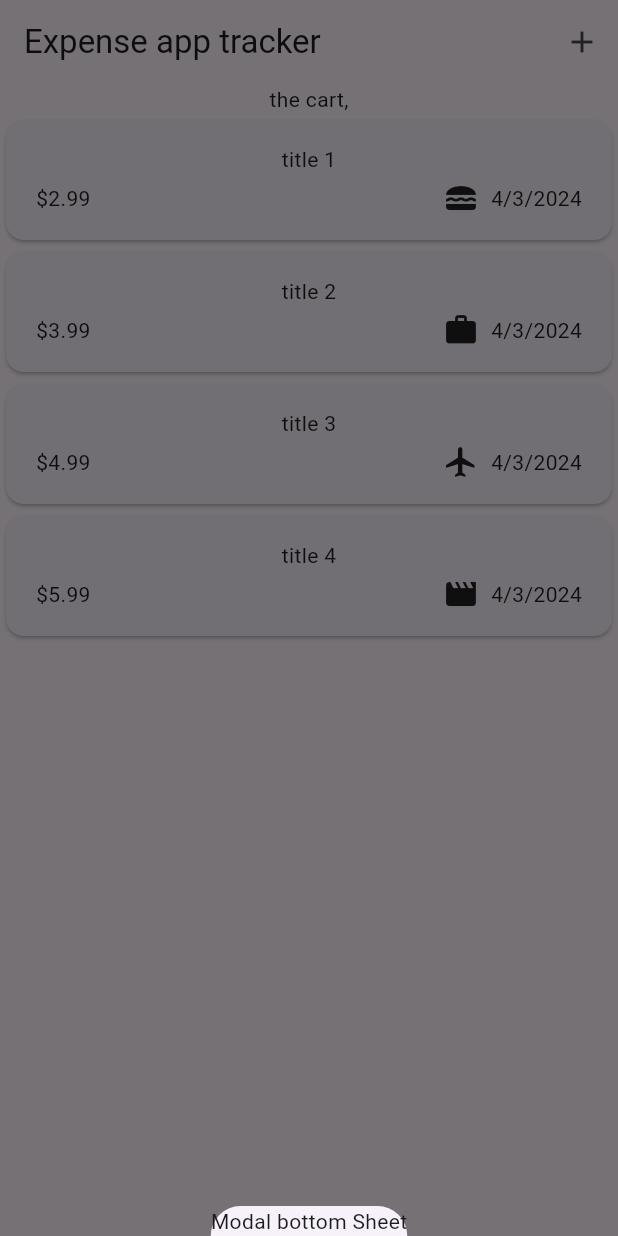
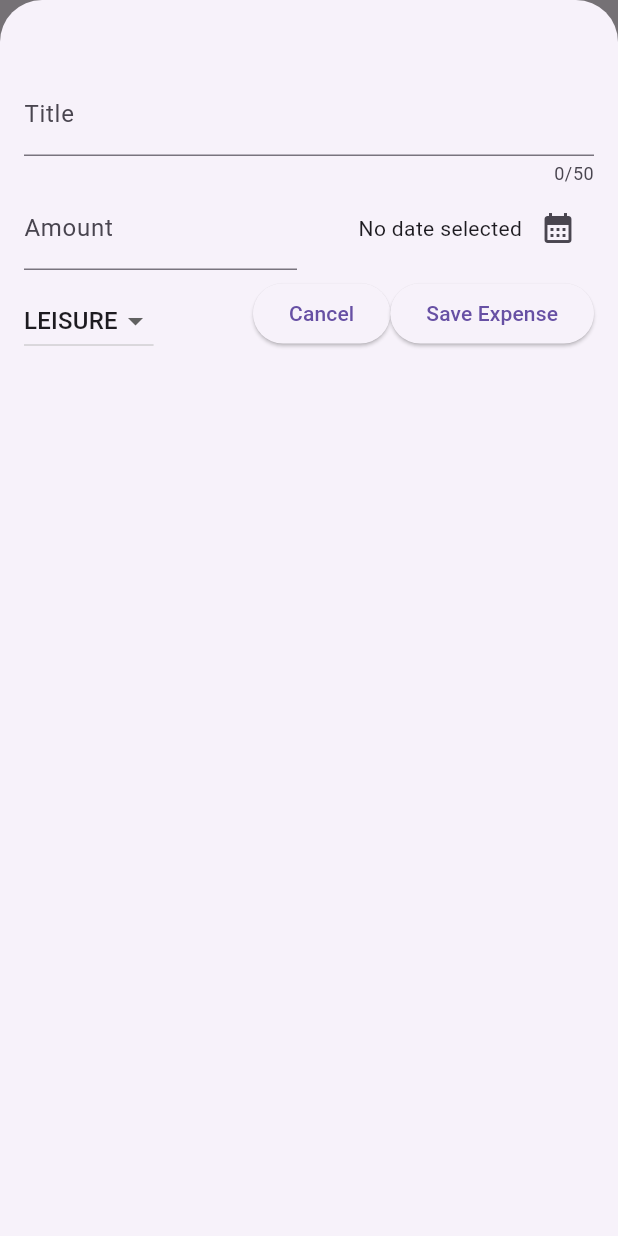
Before and after one commit to Dawid-Dlugosz/expense_app, a Flutter app: the screen it shows after launch, after a tap on the "add" icon, on a phone screen of 412 x 824 dp. Run offline on Flutter 3.47's test engine with Material 3 defaults, Android fonts, the phone set to English and light mode, and no system bars.

Commit message:
make expanes list

```diff
--- a/lib/expanses.dart
+++ b/lib/expanses.dart
@@ -1,5 +1,6 @@
 import 'package:expense_app/widgets/expenses_list/expenses_list.dart';
 import 'package:expense_app/models/expense.dart';
+import 'package:expense_app/widgets/new_expense.dart';
 import 'package:flutter/material.dart';
 import 'package:flutter/widgets.dart';
 
@@ -38,10 +39,23 @@ class _ExpnesesState extends State<Expneses> {
     ),
   ];
 
+  void _addNewExpense(Expense expense) {
+    setState(() {
+      _list.add(expense);
+    });
+  }
+
+  void _removeExpense(Expense expense) {
+    setState(() {
+      _list.remove(expense);
+    });
+  }
+
   void _openAddExpenseOverley() {
     showModalBottomSheet(
+      isScrollControlled: true,
       context: context,
-      builder: (ctx) => const Text('Modal bottom Sheet'),
+      builder: (ctx) => NewExpense(_addNewExpense),
     );
   }
 
@@ -64,6 +78,7 @@ class _ExpnesesState extends State<Expneses> {
           const Text('the cart,'),
           Expanded(
             child: ExpensesList(
+              onDismissed: _removeExpense,
               expanses: _list,
             ),
           )
--- a/lib/widgets/expenses_list/expenses_list.dart
+++ b/lib/widgets/expenses_list/expenses_list.dart
@@ -5,17 +5,22 @@ import 'package:flutter/material.dart';
 class ExpensesList extends StatelessWidget {
   const ExpensesList({
     required this.expanses,
+    required this.onDismissed,
     super.key,
   });
 
   final List<Expense> expanses;
-
+  final Function(Expense expense) onDismissed;
   @override
   Widget build(BuildContext context) {
     return ListView.builder(
       itemCount: expanses.length,
-      itemBuilder: (context, index) => ExpensesItem(
-        expanses[index],
+      itemBuilder: (context, index) => Dismissible(
+        key: ValueKey(expanses[index]),
+        onDismissed: (_) => onDismissed(expanses[index]),
+        child: ExpensesItem(
+          expanses[index],
+        ),
       ),
     );
   }
--- /dev/null
+++ b/lib/widgets/new_expense.dart
@@ -0,0 +1,168 @@
+import 'package:expense_app/models/expense.dart';
+import 'package:flutter/material.dart';
+import 'package:flutter/widgets.dart';
+
+class NewExpense extends StatefulWidget {
+  const NewExpense(this.addExpense, {super.key});
+
+  final Function(Expense expense) addExpense;
+
+  @override
+  State<NewExpense> createState() => _NewExpenseState();
+}
+
+class _NewExpenseState extends State<NewExpense> {
+  final _titleController = TextEditingController();
+  final _amountController = TextEditingController();
+  DateTime? _selectDate;
+  Category _selectCategory = Category.leisure;
+
+  Future<void> _presentDatePicker() async {
+    final now = DateTime.now();
+    final firstDate = DateTime(
+      now.year - 1,
+      now.month,
+      now.day,
+    );
+    final pickedDate = await showDatePicker(
+      context: context,
+      initialDate: now,
+      firstDate: firstDate,
+      lastDate: now,
+    );
+
+    setState(() {
+      _selectDate = pickedDate;
+    });
+  }
+
+  void _submitExpenseForm() {
+    final enteredAmmount = double.tryParse(_amountController.text);
+    final isAmountIsInvalid = enteredAmmount == null || enteredAmmount <= 0;
+    if (_titleController.text.trim().isEmpty ||
+        isAmountIsInvalid ||
+        _selectDate == null) {
+      showDialog(
+        context: context,
+        builder: (ctx) => AlertDialog(
+          title: const Text('Invalid Data'),
+          content: const Text('Check entered data'),
+          actions: [
+            TextButton(
+              onPressed: () {
+                Navigator.pop(ctx);
+              },
+              child: const Text('Ok'),
+            )
+          ],
+        ),
+      );
+      return;
+    }
+    widget.addExpense(
+      Expense(
+        date: _selectDate!,
+        amount: enteredAmmount,
+        title: _titleController.text,
+        category: _selectCategory,
+      ),
+    );
+    Navigator.pop(context);
+  }
+
+  @override
+  void dispose() {
+    _titleController.dispose();
+    _amountController.dispose();
+
+    super.dispose();
+  }
+
+  @override
+  Widget build(BuildContext context) {
+    return Padding(
+      padding: const EdgeInsets.fromLTRB(16, 48, 16, 16),
+      child: Column(
+        children: [
+          TextField(
+            controller: _titleController,
+            maxLength: 50,
+            decoration: const InputDecoration(
+              label: Text('Title'),
+            ),
+          ),
+          Row(
+            children: [
+              Expanded(
+                child: TextField(
+                  controller: _amountController,
+                  keyboardType: TextInputType.number,
+                  decoration: const InputDecoration(
+                    prefix: Text('\$ '),
+                    label: Text('Amount'),
+                  ),
+                ),
+              ),
+              const SizedBox(width: 16),
+              Expanded(
+                child: Row(
+                  mainAxisAlignment: MainAxisAlignment.end,
+                  crossAxisAlignment: CrossAxisAlignment.center,
+                  children: [
+                    Text(
+                      _selectDate == null
+                          ? 'No date selected'
+                          : formatter.format(_selectDate!),
+                    ),
+                    IconButton(
+                      onPressed: _presentDatePicker,
+                      icon: const Icon(
+                        Icons.calendar_month,
+                      ),
+                    )
+                  ],
+                ),
+              )
+            ],
+          ),
+          Row(
+            children: [
+              Padding(
+                padding: const EdgeInsets.only(top: 10),
+                child: DropdownButton(
+                  value: _selectCategory,
+                  items: Category.values
+                      .map(
+                        (e) => DropdownMenuItem(
+                          value: e,
+                          child: Text(
+                            e.name.toUpperCase(),
+                          ),
+                        ),
+                      )
+                      .toList(),
+                  onChanged: (value) {
+                    setState(() {
+                      _selectCategory = value!;
+                    });
+                  },
+                ),
+              ),
+              const Spacer(),
+              ElevatedButton(
+                onPressed: () {
+                  Navigator.of(context).pop();
+                },
+                child: const Text('Cancel'),
+              ),
+              ElevatedButton(
+                onPressed: _submitExpenseForm,
+                child: const Text('Save Expense'),
+              )
+            ],
+          )
+        ],
+      ),
+    );
+  }
+}
```
